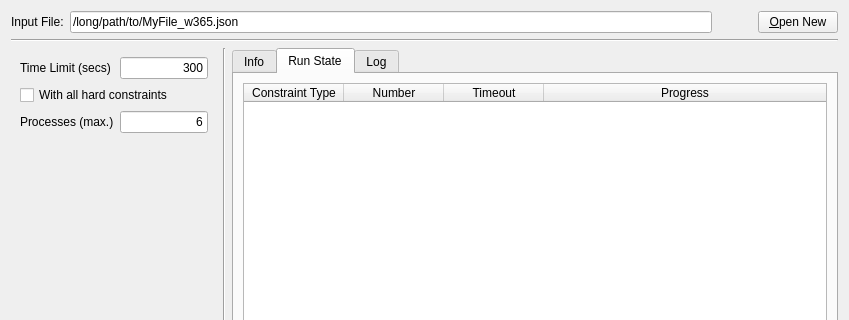
This is gui/mainwindow.ui in gradgrind/fetrunner as Qt 5 draws it before an edit; both pictures show x 0 to 849 and y 0 to 320 of the 849 by 568 pixel window. The edited form follows.
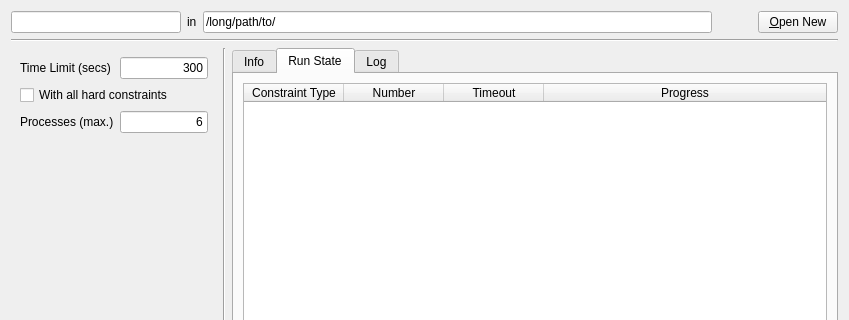
This is the edited form.

The edit to the form file:
```diff
--- a/gui/mainwindow.ui
+++ b/gui/mainwindow.ui
@@ -21,18 +21,21 @@
   </property>
   <layout class="QVBoxLayout" name="verticalLayout_4">
    <item>
-    <layout class="QHBoxLayout" name="horizontalLayout_3">
+    <layout class="QHBoxLayout" name="horizontalLayout_3" stretch="1,0,3,0,0">
+     <item>
+      <widget class="QLineEdit" name="currentFile"/>
+     </item>
      <item>
       <widget class="QLabel" name="label">
        <property name="text">
-        <string>Input File:</string>
+        <string>in</string>
        </property>
       </widget>
      </item>
      <item>
       <widget class="QLineEdit" name="input_file">
        <property name="text">
-        <string>/long/path/to/MyFile_w365.json</string>
+        <string>/long/path/to/</string>
        </property>
        <property name="readOnly">
         <bool>true</bool>
```
Left out of the diff: 2 changed lines with no effect on the pictures.
